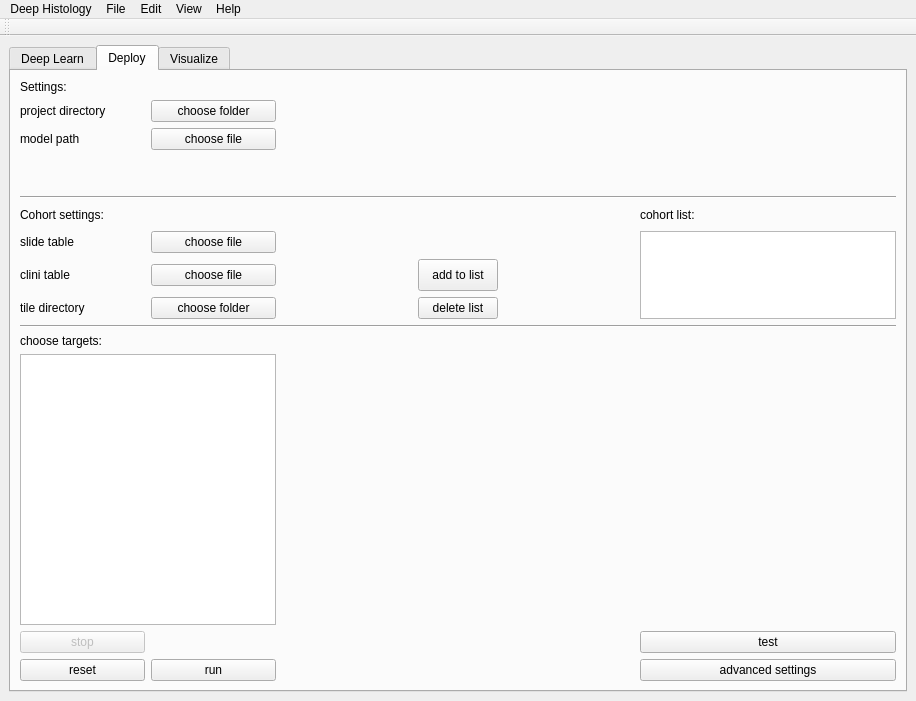
Before: the Qt Designer form ui_files/form.ui in KatherLab/deepmed-gui, drawn with Qt 5.
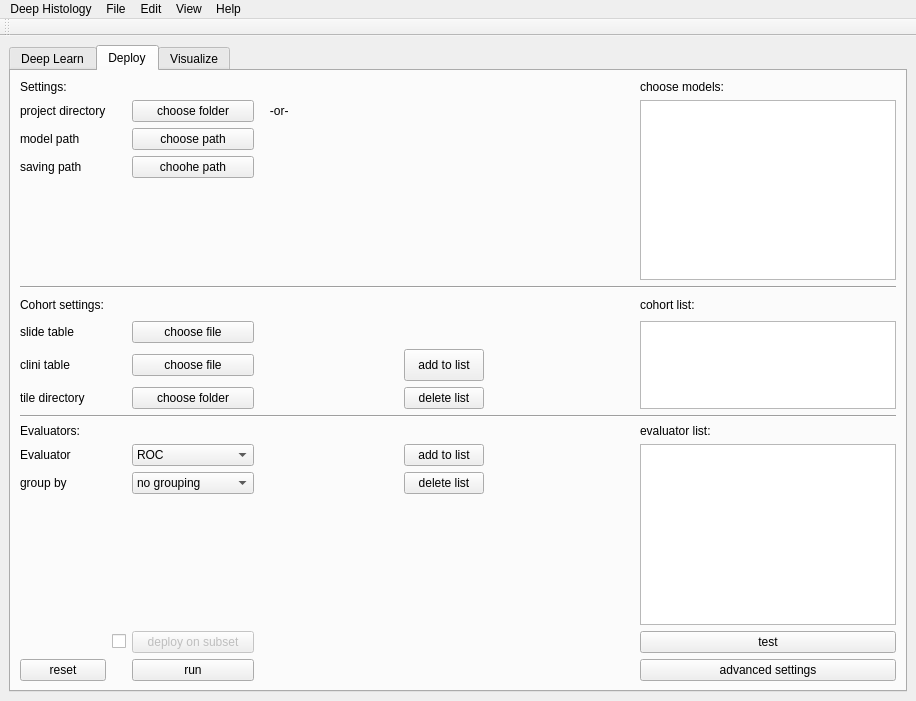
After: the same form once the commit is applied. The open tabs and pages were chosen to show the change. Icons and pictures are not drawn.

Commit message: fixed evaluator function + UI

Diff of the .ui file:
```diff
--- a/ui_files/form.ui
+++ b/ui_files/form.ui
@@ -29,6 +29,9 @@
    <layout class="QHBoxLayout" name="horizontalLayout_2">
     <item>
      <widget class="QTabWidget" name="Tabs">
+      <property name="enabled">
+       <bool>true</bool>
+      </property>
       <property name="font">
        <font>
         <kerning>false</kerning>
@@ -46,6 +49,9 @@
         <height>16</height>
        </size>
       </property>
+      <property name="tabBarAutoHide">
+       <bool>false</bool>
+      </property>
       <widget class="QWidget" name="Deeplearn">
        <property name="accessibleName">
         <string/>
@@ -453,196 +459,117 @@
        <layout class="QHBoxLayout" name="horizontalLayout_6">
         <item>
          <layout class="QGridLayout" name="gridLayout_2">
-          <item row="9" column="0">
-           <widget class="QLabel" name="label">
+          <item row="19" column="7">
+           <widget class="QPushButton" name="test_deploy">
+            <property name="cursor">
+             <cursorShape>PointingHandCursor</cursorShape>
+            </property>
             <property name="text">
-             <string>clini table</string>
+             <string>test</string>
             </property>
            </widget>
           </item>
-          <item row="2" column="0">
+          <item row="20" column="2">
+           <widget class="QPushButton" name="run_deploy">
+            <property name="cursor">
+             <cursorShape>PointingHandCursor</cursorShape>
+            </property>
+            <property name="text">
+             <string>run</string>
+            </property>
+           </widget>
+          </item>
+          <item row="10" column="0">
+           <widget class="QLabel" name="label_21">
+            <property name="text">
+             <string>slide table</string>
+            </property>
+           </widget>
+          </item>
+          <item row="12" column="2">
+           <widget class="QPushButton" name="choose_tiledir_deploy">
+            <property name="cursor">
+             <cursorShape>PointingHandCursor</cursorShape>
+            </property>
+            <property name="text">
+             <string>choose folder</string>
+            </property>
+           </widget>
+          </item>
+          <item row="14" column="0">
+           <widget class="QLabel" name="label_20">
+            <property name="text">
+             <string>Evaluators:</string>
+            </property>
+           </widget>
+          </item>
+          <item row="16" column="4">
+           <widget class="QPushButton" name="add_eval_deploy">
+            <property name="text">
+             <string>add to list</string>
+            </property>
+            <property name="icon">
+             <iconset>
+              <normaloff>icons/right-arrow.png</normaloff>icons/right-arrow.png</iconset>
+            </property>
+           </widget>
+          </item>
+          <item row="1" column="0">
            <widget class="QLabel" name="label_24">
             <property name="text">
-             <string>model path</string>
-            </property>
-           </widget>
-          </item>
-          <item row="1" column="0">
-           <widget class="QLabel" name="label_11">
-            <property name="text">
              <string>project directory</string>
             </property>
            </widget>
           </item>
-          <item row="14" column="0">
-           <widget class="QPushButton" name="stop_deploy">
-            <property name="enabled">
-             <bool>false</bool>
+          <item row="0" column="7">
+           <widget class="QLabel" name="label_15">
+            <property name="text">
+             <string>choose models:</string>
             </property>
+           </widget>
+          </item>
+          <item row="12" column="4">
+           <widget class="QPushButton" name="del_list_deploy">
             <property name="cursor">
              <cursorShape>PointingHandCursor</cursorShape>
             </property>
             <property name="text">
-             <string>stop</string>
+             <string>delete list</string>
             </property>
+            <property name="icon">
+             <iconset>
+              <normaloff>icons/close.png</normaloff>icons/close.png</iconset>
+            </property>
+            <property name="iconSize">
+             <size>
+              <width>13</width>
+              <height>13</height>
+             </size>
+            </property>
            </widget>
           </item>
-          <item row="15" column="0">
-           <widget class="QPushButton" name="reset_deploy">
-            <property name="cursor">
-             <cursorShape>PointingHandCursor</cursorShape>
-            </property>
+          <item row="3" column="2">
+           <widget class="QPushButton" name="savingpath_deploy">
             <property name="text">
-             <string>reset</string>
+             <string>choohe path</string>
             </property>
            </widget>
           </item>
-          <item row="10" column="0">
+          <item row="12" column="0">
            <widget class="QLabel" name="label_22">
             <property name="text">
              <string>tile directory</string>
             </property>
            </widget>
           </item>
-          <item row="9" column="1">
-           <widget class="QPushButton" name="clini_table_deploy">
-            <property name="cursor">
-             <cursorShape>PointingHandCursor</cursorShape>
-            </property>
+          <item row="2" column="0">
+           <widget class="QLabel" name="label_11">
             <property name="text">
-             <string>choose file</string>
+             <string>model path</string>
             </property>
            </widget>
           </item>
-          <item row="8" column="5" rowspan="3">
-           <widget class="QListWidget" name="cohortlist_deploy">
-            <property name="editTriggers">
-             <set>QAbstractItemView::AllEditTriggers</set>
-            </property>
-            <property name="selectionMode">
-             <enum>QAbstractItemView::MultiSelection</enum>
-            </property>
-            <property name="sortingEnabled">
-             <bool>true</bool>
-            </property>
-           </widget>
-          </item>
-          <item row="8" column="1">
-           <widget class="QPushButton" name="choose_slidetable_deploy">
-            <property name="cursor">
-             <cursorShape>PointingHandCursor</cursorShape>
-            </property>
-            <property name="text">
-             <string>choose file</string>
-            </property>
-           </widget>
-          </item>
-          <item row="10" column="3">
-           <widget class="QPushButton" name="del_list_deploy">
-            <property name="cursor">
-             <cursorShape>PointingHandCursor</cursorShape>
-            </property>
-            <property name="text">
-             <string>delete list</string>
-            </property>
-            <property name="icon">
-             <iconset>
-              <normaloff>icons/close.png</normaloff>icons/close.png</iconset>
-            </property>
-            <property name="iconSize">
-             <size>
-              <width>13</width>
-              <height>13</height>
-             </size>
-            </property>
-           </widget>
-          </item>
-          <item row="13" column="0" colspan="2">
-           <widget class="QListWidget" name="targetlabels_deploy">
-            <property name="selectionMode">
-             <enum>QAbstractItemView::MultiSelection</enum>
-            </property>
-           </widget>
-          </item>
-          <item row="1" column="1">
-           <widget class="QPushButton" name="projectdir_deploy">
-            <property name="cursor">
-             <cursorShape>PointingHandCursor</cursorShape>
-            </property>
-            <property name="text">
-             <string>choose folder</string>
-            </property>
-           </widget>
-          </item>
-          <item row="0" column="0">
-           <widget class="QLabel" name="label_7">
-            <property name="text">
-             <string>Settings:</string>
-            </property>
-           </widget>
-          </item>
-          <item row="15" column="1">
-           <widget class="QPushButton" name="run_deploy">
-            <property name="cursor">
-             <cursorShape>PointingHandCursor</cursorShape>
-            </property>
-            <property name="text">
-             <string>run</string>
-            </property>
-           </widget>
-          </item>
-          <item row="3" column="1">
-           <widget class="QLabel" name="label_30">
-            <property name="text">
-             <string/>
-            </property>
-           </widget>
-          </item>
-          <item row="14" column="5">
-           <widget class="QPushButton" name="test_deploy">
-            <property name="cursor">
-             <cursorShape>PointingHandCursor</cursorShape>
-            </property>
-            <property name="text">
-             <string>test</string>
-            </property>
-           </widget>
-          </item>
-          <item row="6" column="0">
-           <widget class="QLabel" name="label_29">
-            <property name="text">
-             <string>Cohort settings:</string>
-            </property>
-           </widget>
-          </item>
-          <item row="10" column="1">
-           <widget class="QPushButton" name="choose_tiledir_deploy">
-            <property name="cursor">
-             <cursorShape>PointingHandCursor</cursorShape>
-            </property>
-            <property name="text">
-             <string>choose folder</string>
-            </property>
-           </widget>
-          </item>
-          <item row="15" column="5">
-           <widget class="QPushButton" name="advanced_deploy">
-            <property name="cursor">
-             <cursorShape>PointingHandCursor</cursorShape>
-            </property>
-            <property name="text">
-             <string>advanced settings</string>
-            </property>
-           </widget>
-          </item>
-          <item row="8" column="0">
-           <widget class="QLabel" name="label_21">
-            <property name="text">
-             <string>slide table</string>
-            </property>
-           </widget>
-          </item>
-          <item row="9" column="3">
+          <item row="11" column="4">
            <widget class="QPushButton" name="addlist_deploy">
             <property name="enabled">
              <bool>true</bool>
@@ -674,41 +601,27 @@
             </property>
            </widget>
           </item>
-          <item row="4" column="1">
-           <widget class="QLabel" name="label_31">
-            <property name="text">
-             <string/>
+          <item row="1" column="2">
+           <widget class="QPushButton" name="projectdir_deploy">
+            <property name="cursor">
+             <cursorShape>PointingHandCursor</cursorShape>
             </property>
-           </widget>
-          </item>
-          <item row="12" column="0">
-           <widget class="QLabel" name="label_15">
             <property name="text">
-             <string>choose targets:</string>
+             <string>choose folder</string>
             </property>
            </widget>
           </item>
-          <item row="6" column="2">
-           <spacer name="horizontalSpacer_6">
-            <property name="orientation">
-             <enum>Qt::Horizontal</enum>
+          <item row="20" column="0">
+           <widget class="QPushButton" name="reset_deploy">
+            <property name="cursor">
+             <cursorShape>PointingHandCursor</cursorShape>
             </property>
-            <property name="sizeHint" stdset="0">
-             <size>
-              <width>40</width>
-              <height>20</height>
-             </size>
+            <property name="text">
+             <string>reset</string>
             </property>
-           </spacer>
-          </item>
-          <item row="11" column="0" colspan="6">
-           <widget class="Line" name="line_5">
-            <property name="orientation">
-             <enum>Qt::Horizontal</enum>
-            </property>
            </widget>
           </item>
-          <item row="6" column="4">
+          <item row="8" column="6">
            <spacer name="horizontalSpacer_3">
             <property name="orientation">
              <enum>Qt::Horizontal</enum>
@@ -721,30 +634,281 @@
             </property>
            </spacer>
           </item>
-          <item row="6" column="5">
+          <item row="3" column="0">
+           <widget class="QLabel" name="label_18">
+            <property name="text">
+             <string>saving path</string>
+            </property>
+           </widget>
+          </item>
+          <item row="10" column="7" rowspan="3">
+           <widget class="QListWidget" name="cohortlist_deploy">
+            <property name="editTriggers">
+             <set>QAbstractItemView::AllEditTriggers</set>
+            </property>
+            <property name="selectionMode">
+             <enum>QAbstractItemView::MultiSelection</enum>
+            </property>
+            <property name="sortingEnabled">
+             <bool>true</bool>
+            </property>
+           </widget>
+          </item>
+          <item row="19" column="1">
+           <widget class="QCheckBox" name="check_Subset_deploy">
+            <property name="text">
+             <string/>
+            </property>
+           </widget>
+          </item>
+          <item row="11" column="0">
+           <widget class="QLabel" name="label">
+            <property name="text">
+             <string>clini table</string>
+            </property>
+           </widget>
+          </item>
+          <item row="8" column="7">
            <widget class="QLabel" name="label_23">
             <property name="text">
              <string>cohort list:</string>
             </property>
            </widget>
           </item>
-          <item row="2" column="1">
+          <item row="1" column="3">
+           <widget class="QLabel" name="label_10">
+            <property name="text">
+             <string>   -or-</string>
+            </property>
+           </widget>
+          </item>
+          <item row="20" column="7">
+           <widget class="QPushButton" name="advanced_deploy">
+            <property name="cursor">
+             <cursorShape>PointingHandCursor</cursorShape>
+            </property>
+            <property name="text">
+             <string>advanced settings</string>
+            </property>
+           </widget>
+          </item>
+          <item row="10" column="2">
+           <widget class="QPushButton" name="choose_slidetable_deploy">
+            <property name="cursor">
+             <cursorShape>PointingHandCursor</cursorShape>
+            </property>
+            <property name="text">
+             <string>choose file</string>
+            </property>
+           </widget>
+          </item>
+          <item row="2" column="2">
            <widget class="QPushButton" name="choose_model_deploy">
             <property name="cursor">
              <cursorShape>PointingHandCursor</cursorShape>
             </property>
             <property name="text">
+             <string>choose path</string>
+            </property>
+           </widget>
+          </item>
+          <item row="17" column="4">
+           <widget class="QPushButton" name="del_eval_list_deploy">
+            <property name="text">
+             <string>delete list</string>
+            </property>
+            <property name="icon">
+             <iconset>
+              <normaloff>icons/close.png</normaloff>icons/close.png</iconset>
+            </property>
+            <property name="iconSize">
+             <size>
+              <width>13</width>
+              <height>13</height>
+             </size>
+            </property>
+           </widget>
+          </item>
+          <item row="11" column="2">
+           <widget class="QPushButton" name="clini_table_deploy">
+            <property name="cursor">
+             <cursorShape>PointingHandCursor</cursorShape>
+            </property>
+            <property name="text">
              <string>choose file</string>
             </property>
            </widget>
           </item>
-          <item row="5" column="0" colspan="6">
+          <item row="0" column="0">
+           <widget class="QLabel" name="label_7">
+            <property name="text">
+             <string>Settings:</string>
+            </property>
+           </widget>
+          </item>
+          <item row="13" column="0" colspan="8">
+           <widget class="Line" name="line_5">
+            <property name="orientation">
+             <enum>Qt::Horizontal</enum>
+            </property>
+           </widget>
+          </item>
+          <item row="8" column="3">
+           <spacer name="horizontalSpacer_6">
+            <property name="orientation">
+             <enum>Qt::Horizontal</enum>
+            </property>
+            <property name="sizeHint" stdset="0">
+             <size>
+              <width>40</width>
+              <height>20</height>
+             </size>
+            </property>
+           </spacer>
+          </item>
+          <item row="7" column="0" colspan="8">
            <widget class="Line" name="line_4">
             <property name="orientation">
              <enum>Qt::Horizontal</enum>
             </property>
            </widget>
           </item>
+          <item row="8" column="0">
+           <widget class="QLabel" name="label_29">
+            <property name="text">
+             <string>Cohort settings:</string>
+            </property>
+           </widget>
+          </item>
+          <item row="16" column="7" rowspan="3">
+           <widget class="QListWidget" name="evaluator_list_deploy">
+            <property name="editTriggers">
+             <set>QAbstractItemView::NoEditTriggers</set>
+            </property>
+            <property name="showDropIndicator" stdset="0">
+             <bool>false</bool>
+            </property>
+            <property name="selectionMode">
+             <enum>QAbstractItemView::NoSelection</enum>
+            </property>
+           </widget>
+          </item>
+          <item row="17" column="2">
+           <widget class="QComboBox" name="group_evaluators_deploy">
+            <item>
+             <property name="text">
+              <string>no grouping</string>
+             </property>
+            </item>
+            <item>
+             <property name="text">
+              <string>PATIENT</string>
+             </property>
+            </item>
+           </widget>
+          </item>
+          <item row="16" column="2">
+           <widget class="QComboBox" name="evaluators_deploy">
+            <item>
+             <property name="text">
+              <string>ROC</string>
+             </property>
+            </item>
+            <item>
+             <property name="text">
+              <string>auroc</string>
+             </property>
+            </item>
+            <item>
+             <property name="text">
+              <string>F1</string>
+             </property>
+            </item>
+            <item>
+             <property name="text">
+              <string>TopTiles</string>
+             </property>
+            </item>
+            <item>
+             <property name="text">
+              <string>Confusion Matrix</string>
+             </property>
+            </item>
+            <item>
+             <property name="text">
+              <string>AggregateStats</string>
+             </property>
+            </item>
+            <item>
+             <property name="text">
+              <string>p value</string>
+             </property>
+            </item>
+            <item>
+             <property name="text">
+              <string>count</string>
+             </property>
+            </item>
+           </widget>
+          </item>
+          <item row="16" column="0">
+           <widget class="QLabel" name="label_26">
+            <property name="text">
+             <string>Evaluator</string>
+            </property>
+           </widget>
+          </item>
+          <item row="17" column="0">
+           <widget class="QLabel" name="label_27">
+            <property name="text">
+             <string>group by</string>
+            </property>
+           </widget>
+          </item>
+          <item row="19" column="2">
+           <widget class="QPushButton" name="deploy_subset">
+            <property name="enabled">
+             <bool>false</bool>
+            </property>
+            <property name="text">
+             <string>deploy on subset</string>
+            </property>
+           </widget>
+          </item>
+          <item row="4" column="4">
+           <spacer name="verticalSpacer_2">
+            <property name="orientation">
+             <enum>Qt::Vertical</enum>
+            </property>
+            <property name="sizeHint" stdset="0">
+             <size>
+              <width>20</width>
+              <height>40</height>
+             </size>
+            </property>
+           </spacer>
+          </item>
+          <item row="4" column="2">
+           <widget class="QLabel" name="label_30">
+            <property name="text">
+             <string/>
+            </property>
+           </widget>
+          </item>
+          <item row="1" column="7" rowspan="4">
+           <widget class="QListWidget" name="targetlabels_deploy">
+            <property name="selectionMode">
+             <enum>QAbstractItemView::MultiSelection</enum>
+            </property>
+           </widget>
+          </item>
+          <item row="14" column="7">
+           <widget class="QLabel" name="label_31">
+            <property name="text">
+             <string>evaluator list:</string>
+            </property>
+           </widget>
+          </item>
          </layout>
         </item>
        </layout>
```
Left out of the diff: 192 changed lines with no effect on the pictures. The commit also changes 3 other files.
